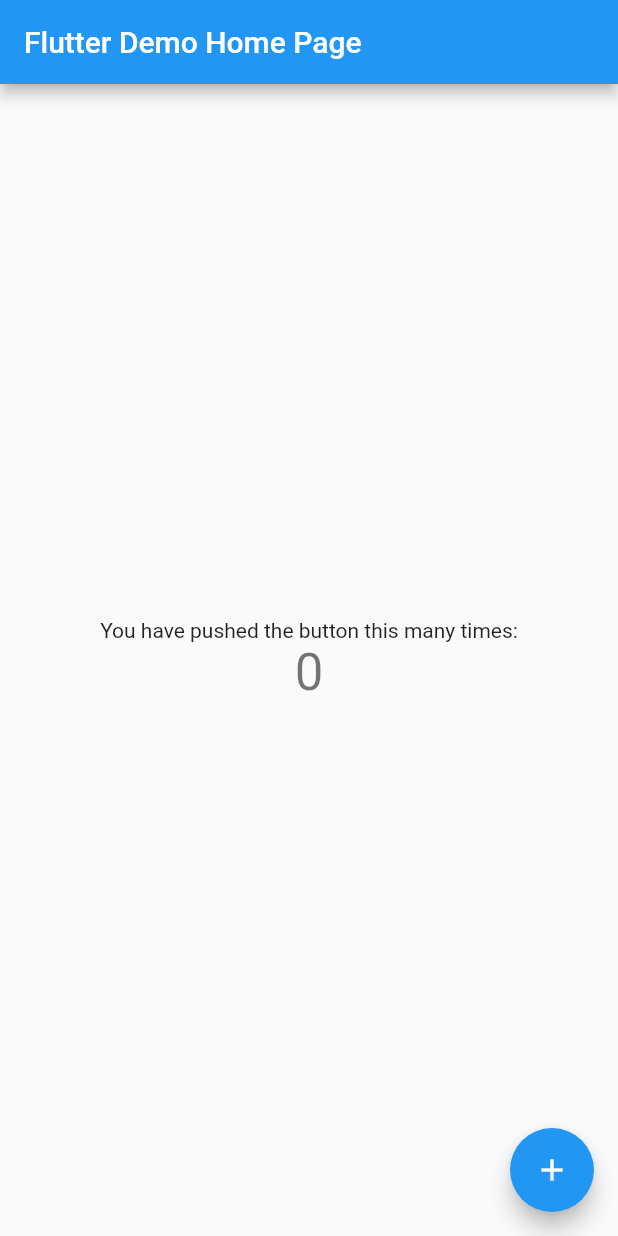
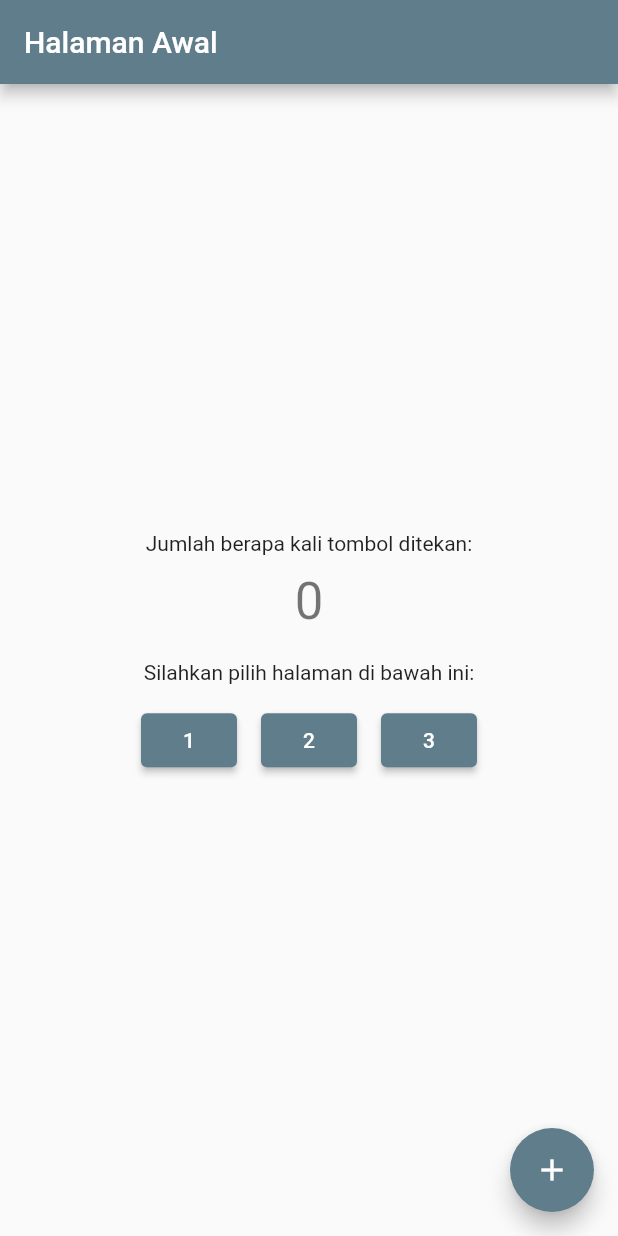
Before and after one commit to Dapi45/flutter_app2, a Flutter app: the screen it shows after launch, on a phone screen of 412 x 824 dp. Run offline on Flutter 3.47's test engine with Material 2 defaults, Android fonts, the phone set to English and light mode, and no system bars.

Commit message:
State management flutter

```diff
--- a/lib/main.dart
+++ b/lib/main.dart
@@ -7,39 +7,27 @@ void main() {
 class MyApp extends StatelessWidget {
   const MyApp({Key? key}) : super(key: key);
 
-  // This widget is the root of your application.
   @override
   Widget build(BuildContext context) {
     return MaterialApp(
-      title: 'Flutter Demo',
+      title: 'Tugas Mobile Programming Daffi Fadillah 20200120030 TI-IS 1/4',
       theme: ThemeData(
-        // This is the theme of your application.
-        //
-        // Try running your application with "flutter run". You'll see the
-        // application has a blue toolbar. Then, without quitting the app, try
-        // changing the primarySwatch below to Colors.green and then invoke
-        // "hot reload" (press "r" in the console where you ran "flutter run",
-        // or simply save your changes to "hot reload" in a Flutter IDE).
-        // Notice that the counter didn't reset back to zero; the application
-        // is not restarted.
-        primarySwatch: Colors.blue,
+        primarySwatch: Colors.blueGrey,
       ),
-      home: const MyHomePage(title: 'Flutter Demo Home Page'),
+      debugShowCheckedModeBanner: false,
+      initialRoute: '/awal',
+      routes: {
+        '/awal': (context) => const MyHomePage(title: 'Halaman Awal'),
+        '/hal1': (context) => const FirstPage(title: 'Halaman Pertama'),
+        '/hal2': (context) => const SecondPage(title: 'Halaman Kedua'),
+        '/hal3': (context) => const ThirdPage(title: 'Halaman Ketiga'),
+      },
     );
   }
 }
 
 class MyHomePage extends StatefulWidget {
   const MyHomePage({Key? key, required this.title}) : super(key: key);
-
-  // This widget is the home page of your application. It is stateful, meaning
-  // that it has a State object (defined below) that contains fields that affect
-  // how it looks.
-
-  // This class is the configuration for the state. It holds the values (in this
-  // case the title) provided by the parent (in this case the App widget) and
-  // used by the build method of the State. Fields in a Widget subclass are
-  // always marked "final".
 
   final String title;
 
@@ -52,64 +40,156 @@ class _MyHomePageState extends State<MyHomePage> {
 
   void _incrementCounter() {
     setState(() {
-      // This call to setState tells the Flutter framework that something has
-      // changed in this State, which causes it to rerun the build method below
-      // so that the display can reflect the updated values. If we changed
-      // _counter without calling setState(), then the build method would not be
-      // called again, and so nothing would appear to happen.
       _counter++;
     });
   }
 
   @override
   Widget build(BuildContext context) {
-    // This method is rerun every time setState is called, for instance as done
-    // by the _incrementCounter method above.
-    //
-    // The Flutter framework has been optimized to make rerunning build methods
-    // fast, so that you can just rebuild anything that needs updating rather
-    // than having to individually change instances of widgets.
     return Scaffold(
       appBar: AppBar(
-        // Here we take the value from the MyHomePage object that was created by
-        // the App.build method, and use it to set our appbar title.
         title: Text(widget.title),
       ),
       body: Center(
-        // Center is a layout widget. It takes a single child and positions it
-        // in the middle of the parent.
         child: Column(
-          // Column is also a layout widget. It takes a list of children and
-          // arranges them vertically. By default, it sizes itself to fit its
-          // children horizontally, and tries to be as tall as its parent.
-          //
-          // Invoke "debug painting" (press "p" in the console, choose the
-          // "Toggle Debug Paint" action from the Flutter Inspector in Android
-          // Studio, or the "Toggle Debug Paint" command in Visual Studio Code)
-          // to see the wireframe for each widget.
-          //
-          // Column has various properties to control how it sizes itself and
-          // how it positions its children. Here we use mainAxisAlignment to
-          // center the children vertically; the main axis here is the vertical
-          // axis because Columns are vertical (the cross axis would be
-          // horizontal).
           mainAxisAlignment: MainAxisAlignment.center,
           children: <Widget>[
             const Text(
-              'You have pushed the button this many times:',
+              'Jumlah berapa kali tombol ditekan:',
             ),
+            const SizedBox(height: 10),
             Text(
               '$_counter',
               style: Theme.of(context).textTheme.headline4,
             ),
+            const SizedBox(height: 20),
+            Text(
+              'Silahkan pilih halaman di bawah ini:',
+            ),
+            const SizedBox(height: 5),
+
+            ButtonBar(
+              alignment: MainAxisAlignment.center,
+              children: [
+
+                ElevatedButton(
+                  child: const Text('1'),
+                  onPressed: () {
+                    Navigator.pushNamed(context, '/hal1',
+                    arguments: Info('$_counter'));
+                  },
+                ),
+                const SizedBox(height: 5),
+                ElevatedButton(
+                  child: const Text('2'),
+                  onPressed: () {
+                    Navigator.pushNamed(context, '/hal2',
+                    arguments: Info('$_counter'));
+                  },
+                ),
+                const SizedBox(height: 5),
+                ElevatedButton(
+                  child: const Text('3'),
+                  onPressed: () {
+                    Navigator.pushNamed(context, '/hal3',
+                    arguments: Info('$_counter'));
+                  },
+                ),
+
+              ]
+            ),
+
           ],
         ),
       ),
+
       floatingActionButton: FloatingActionButton(
         onPressed: _incrementCounter,
-        tooltip: 'Increment',
+        splashColor: Colors.black,
+        tooltip: 'Ini tombol',
         child: const Icon(Icons.add),
-      ), // This trailing comma makes auto-formatting nicer for build methods.
+      ),
+
     );
   }
 }
+
+class Info {
+  final String count;
+  Info(this.count);
+}
+
+class FirstPage extends StatelessWidget {
+  const FirstPage({Key? key, required this.title}) : super(key: key);
+
+  final String title;
+
+  @override
+  Widget build(BuildContext context) {
+    final args = ModalRoute.of(context)!.settings.arguments as Info;
+    return Scaffold(
+      appBar: AppBar(
+        title: Text(title),
+      ),
+      body: Column(
+        mainAxisAlignment: MainAxisAlignment.center,
+        children: [
+          Center(
+            child: Text(args.count,
+                style: const TextStyle(fontSize: 50, color: Colors.blueGrey)),
+          ),
+        ],
+      ),
+    );
+  }
+}
+
+class SecondPage extends StatelessWidget {
+  const SecondPage({Key? key, required this.title}) : super(key: key);
+
+  final String title;
+
+  @override
+  Widget build(BuildContext context) {
+    final args = ModalRoute.of(context)!.settings.arguments as Info;
+    return Scaffold(
+      appBar: AppBar(
+        title: Text(title),
+      ),
+      body: Column(
+        mainAxisAlignment: MainAxisAlignment.center,
+        children: [
+          Center(
+            child: Text(args.count,
+                style: const TextStyle(fontSize: 50, color: Colors.blueGrey)),
+          ),
+        ],
+      ),
+    );
+  }
+}
+
+class ThirdPage extends StatelessWidget {
+  const ThirdPage({Key? key, required this.title}) : super(key: key);
+
+  final String title;
+
+  @override
+  Widget build(BuildContext context) {
+    final args = ModalRoute.of(context)!.settings.arguments as Info;
+    return Scaffold(
+      appBar: AppBar(
+        title: Text(title),
+      ),
+      body: Column(
+        mainAxisAlignment: MainAxisAlignment.center,
+        children: [
+          Center(
+            child: Text(args.count,
+                style: const TextStyle(fontSize: 50, color: Colors.blueGrey)),
+          ),
+        ],
+      ),
+    );
+  }
+}
```
